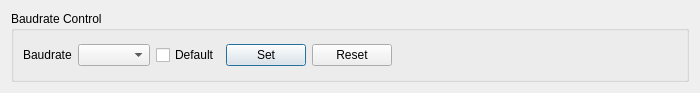
This is ui/futurlecBaudrateTool.ui in mhorn71/StarbaseMini as Qt 5 draws it before an edit. The edited form follows.
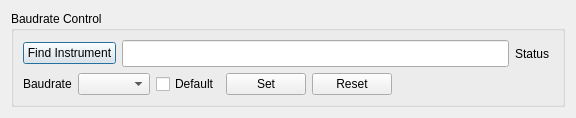
This is the edited form.

Commit message: Added find instrument button and status line.

Diff of the .ui file:
```diff
--- a/ui/futurlecBaudrateTool.ui
+++ b/ui/futurlecBaudrateTool.ui
@@ -6,8 +6,8 @@
    <rect>
     <x>0</x>
     <y>0</y>
-    <width>700</width>
-    <height>93</height>
+    <width>576</width>
+    <height>118</height>
    </rect>
   </property>
   <property name="windowTitle">
@@ -21,6 +21,37 @@
      </property>
      <layout class="QGridLayout" name="gridLayout_2">
       <item row="0" column="0">
+       <layout class="QHBoxLayout" name="horizontalLayout_2">
+        <item>
+         <widget class="QPushButton" name="FindInstButton">
+          <property name="text">
+           <string>Find Instrument</string>
+          </property>
+         </widget>
+        </item>
+        <item>
+         <widget class="QLineEdit" name="StatusLineEdit">
+          <property name="minimumSize">
+           <size>
+            <width>251</width>
+            <height>27</height>
+           </size>
+          </property>
+          <property name="readOnly">
+           <bool>true</bool>
+          </property>
+         </widget>
+        </item>
+        <item>
+         <widget class="QLabel" name="label_2">
+          <property name="text">
+           <string>Status </string>
+          </property>
+         </widget>
+        </item>
+       </layout>
+      </item>
+      <item row="1" column="0">
        <layout class="QHBoxLayout" name="horizontalLayout">
         <item>
          <widget class="QLabel" name="label">
```
The commit also changes 1 other file.
